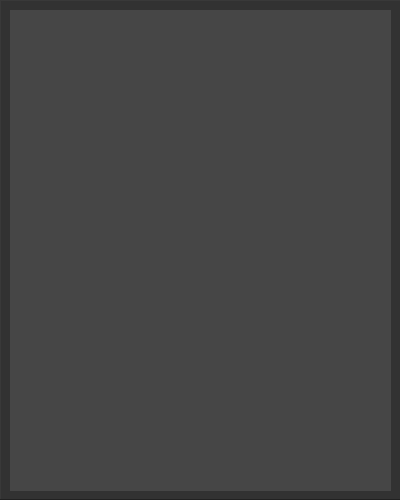
Old version of the form src/widgetApp/RaportDialog.ui in the repository Projekt-zespolowy-TIU/DesignYourNetwork.
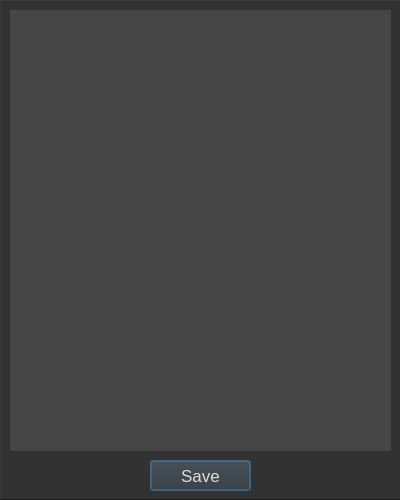
New version of the form.

Patch:
```diff
--- a/src/widgetApp/RaportDialog.ui
+++ b/src/widgetApp/RaportDialog.ui
@@ -37,7 +37,7 @@
       <x>10</x>
       <y>10</y>
       <width>381</width>
-      <height>481</height>
+      <height>441</height>
      </rect>
     </property>
     <property name="styleSheet">
@@ -55,11 +55,32 @@
        <x>0</x>
        <y>0</y>
        <width>381</width>
-       <height>481</height>
+       <height>441</height>
       </rect>
      </property>
     </widget>
    </widget>
+   <widget class="QPushButton" name="saveButton">
+    <property name="geometry">
+     <rect>
+      <x>150</x>
+      <y>460</y>
+      <width>101</width>
+      <height>31</height>
+     </rect>
+    </property>
+    <property name="font">
+     <font>
+      <pointsize>13</pointsize>
+     </font>
+    </property>
+    <property name="styleSheet">
+     <string notr="true">color: rgb(220, 220, 220);</string>
+    </property>
+    <property name="text">
+     <string>Save</string>
+    </property>
+   </widget>
   </widget>
  </widget>
  <resources/>
```
